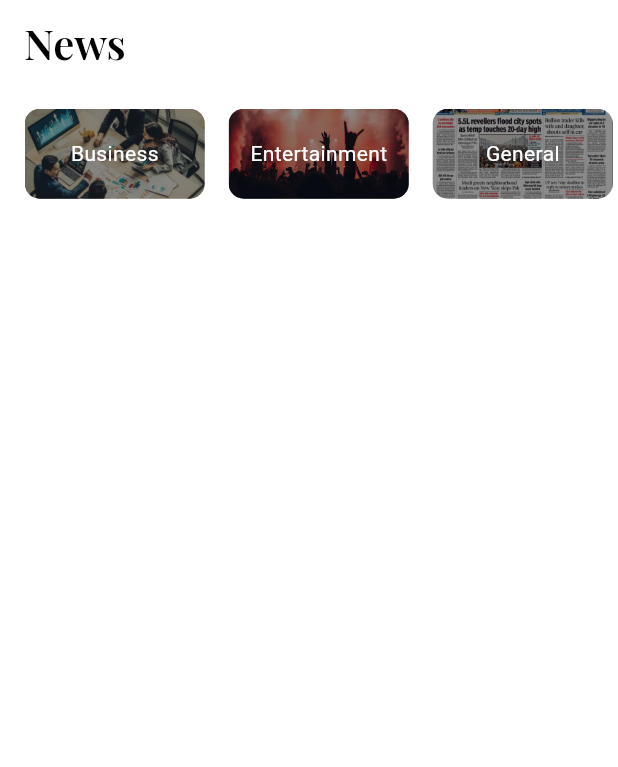
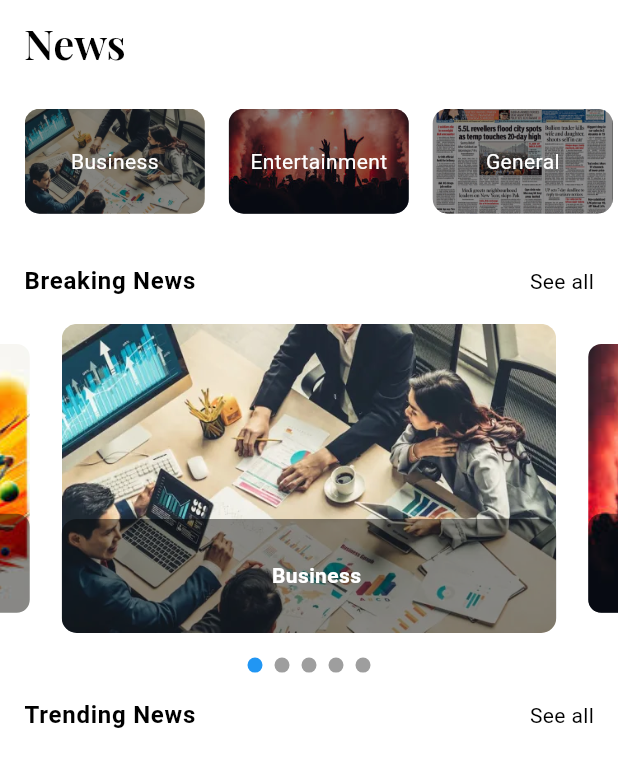
Before and after one commit to Hitesh-Meghwal/newsapp, a Flutter app: the screen it shows after launch, on a phone screen of 412 x 824 dp. Shown: the top 767 px of the screen. Run offline on Flutter 3.47's test engine with Material 3 defaults, Android fonts, the phone set to English and light mode, and no system bars; drawn by our look-alikes of carousel_slider, smooth_page_indicator; our stand-ins replace get, google_fonts.

Commit message:
Caoursel slider done along with page indicator, and heading add for breaking and trending news

```diff
--- a/lib/controllers/home_controller.dart
+++ b/lib/controllers/home_controller.dart
@@ -1,13 +1,26 @@
 import 'package:get/get.dart';
 import 'package:newsapp/models/category_model.dart';
+import 'package:newsapp/models/slider_model.dart';
 import 'package:newsapp/services/data/data.dart';
 
 class HomeController extends GetxController {
   List<CategoryModel> _categories = [];
+  List<SliderModel> _sliderList = [];
+  final RxInt _activeIndex = 0.obs;
 
   List<CategoryModel> get categories => _categories;
+  List<SliderModel> get sliderList => _sliderList;
+  RxInt get activeIndex => _activeIndex;
 
   void getCategory() {
     _categories = Data().getCategory();
   }
+
+  void getSlider() {
+    _sliderList = Data().getSliderData();
+  }
+
+  void setActiveIndex(index) {
+    _activeIndex.value = index;
+  }
 }
--- /dev/null
+++ b/lib/models/slider_model.dart
@@ -0,0 +1,6 @@
+class SliderModel {
+  String? name;
+  String? image;
+
+  SliderModel({this.name, this.image});
+}
--- a/lib/services/data/data.dart
+++ b/lib/services/data/data.dart
@@ -1,4 +1,5 @@
 import 'package:newsapp/models/category_model.dart';
+import 'package:newsapp/models/slider_model.dart';
 import 'package:newsapp/res/images/app_images.dart';
 import 'package:newsapp/utils/strings/app_strings.dart';
 
@@ -22,4 +23,21 @@
         .toList();
     return categoryList;
   }
+
+  List<SliderModel> getSliderData() {
+    List<Map<String, String>> sliderData = [
+      {'name': AppStrings.business, 'image': AppImages.business},
+      {'name': AppStrings.entertainment, 'image': AppImages.entertainment},
+      {'name': AppStrings.general, 'image': AppImages.general},
+      {'name': AppStrings.health, 'image': AppImages.health},
+      {'name': AppStrings.sports, 'image': AppImages.sports},
+    ];
+
+    // Convert map data to SliderModel objects
+    List<SliderModel> sliderList = sliderData
+        .map((slider) =>
+            SliderModel(name: slider['name'], image: slider['image']))
+        .toList();
+    return sliderList;
+  }
 }
--- a/lib/utils/strings/app_strings.dart
+++ b/lib/utils/strings/app_strings.dart
@@ -5,4 +5,7 @@
   static const String general = "General";
   static const String health = "Health";
   static const String sports = "Sports";
+  static const String breakingNews = "Breaking News";
+  static const String trendingNews = "Trending News";
+  static const String seeAll = "See all";
 }
--- a/lib/views/screens/home_screen.dart
+++ b/lib/views/screens/home_screen.dart
@@ -1,8 +1,10 @@
+import 'package:carousel_slider/carousel_slider.dart';
 import 'package:flutter/material.dart';
 import 'package:get/get.dart';
 import 'package:newsapp/controllers/home_controller.dart';
 import 'package:newsapp/utils/strings/app_strings.dart';
 import 'package:newsapp/views/widgets/custom_appbar.dart';
+import 'package:smooth_page_indicator/smooth_page_indicator.dart';
 
 class HomeScreen extends StatefulWidget {
   const HomeScreen({super.key});
@@ -18,20 +20,78 @@
   @override
   void initState() {
     homeController.getCategory();
+    homeController.getSlider();
     super.initState();
   }
 
   @override
   Widget build(BuildContext context) {
     return Scaffold(
-      appBar: CustomAppbar(appbarTitle: AppStrings.news),
-      body: _buildCategoryList(),
+      appBar: const CustomAppbar(appbarTitle: AppStrings.news),
+      body: Column(
+        children: [
+          _buildCategoryList(),
+          SizedBox(
+            height: Get.height * 0.04,
+          ),
+          Column(
+            mainAxisAlignment: MainAxisAlignment.center,
+            children: [
+              Padding(
+                padding: const EdgeInsets.symmetric(horizontal: 16),
+                child: Row(
+                  mainAxisAlignment: MainAxisAlignment.spaceBetween,
+                  children: [
+                    Text(AppStrings.breakingNews,
+                        style: Theme.of(context)
+                            .textTheme
+                            .bodyLarge!
+                            .copyWith(fontWeight: FontWeight.bold)),
+                    Text(AppStrings.seeAll,
+                        style: Theme.of(context).textTheme.bodyMedium)
+                  ],
+                ),
+              ),
+              SizedBox(
+                height: Get.height * 0.02,
+              ),
+              _buildCarouselSlider(),
+              SizedBox(
+                height: Get.height * 0.02,
+              ),
+              _buildIndicator(),
+              SizedBox(
+                height: Get.height * 0.02,
+              ),
+              Padding(
+                padding: const EdgeInsets.symmetric(horizontal: 16),
+                child: Row(
+                  mainAxisAlignment: MainAxisAlignment.spaceBetween,
+                  children: [
+                    Text(AppStrings.trendingNews,
+                        style: Theme.of(context)
+                            .textTheme
+                            .bodyLarge!
+                            .copyWith(fontWeight: FontWeight.bold)),
+                    Text(AppStrings.seeAll,
+                        style: Theme.of(context).textTheme.bodyMedium)
+                  ],
+                ),
+              ),
+            ],
+          ),
+          SizedBox(
+            height: Get.height * 0.02,
+          ),
+        ],
+      ),
     );
   }
 
   Widget _buildCategoryList() {
     return Container(
       margin: EdgeInsets.only(left: Get.width * 0.04, top: Get.height * 0.02),
+      height: 70,
       child: ListView.builder(
           scrollDirection: Axis.horizontal,
           physics: const BouncingScrollPhysics(),
@@ -47,7 +107,9 @@
 
   Widget _buildCategoryTile(
       BuildContext context, String? categoryName, String? image) {
-    return Container(
+    return GestureDetector(
+      onTap: () {},
+      child: Container(
         margin: const EdgeInsets.only(right: 16),
         child: Stack(
           children: [
@@ -56,13 +118,13 @@
               child: Image.asset(
                 image.toString(),
                 width: 120,
-              height: 60,
+                height: 70,
                 fit: BoxFit.cover,
               ),
             ),
             Container(
               width: 120,
-            height: 60,
+              height: 70,
               decoration: BoxDecoration(
                 borderRadius: BorderRadius.circular(10),
                 color: Colors.black45,
@@ -80,6 +142,66 @@
             )
           ],
         ),
+      ),
     );
   }
+
+  // Carousel slider widget
+  Widget _buildCarouselSlider() {
+    return CarouselSlider.builder(
+      itemCount: homeController.sliderList.length,
+      itemBuilder: (context, index, realIndex) {
+        final slider = homeController.sliderList[index];
+        return Stack(
+          children: [
+            ClipRRect(
+              borderRadius: BorderRadius.circular(10),
+              child: Image.asset(
+                slider.image.toString(),
+                width: Get.width,
+                height: 250,
+                fit: BoxFit.cover,
+              ),
+            ),
+            Container(
+              width: Get.width,
+              margin: const EdgeInsets.only(top: 130),
+              padding: const EdgeInsets.only(left: 10.0),
+              height: 250,
+              decoration: BoxDecoration(
+                  color: Colors.black45,
+                  borderRadius: BorderRadius.circular(10)),
+              child: Align(
+                alignment: Alignment.center,
+                child: Text(
+                  slider.name.toString(),
+                  style: Theme.of(context).textTheme.bodyMedium!.copyWith(
+                      color: Colors.white, fontWeight: FontWeight.bold),
+                ),
+              ),
+            )
+          ],
+        );
+      },
+      options: CarouselOptions(
+          autoPlay: true,
+          enlargeCenterPage: true,
+          aspectRatio: 2.0,
+          initialPage: 0,
+          onPageChanged: (index, reason) {
+            homeController.setActiveIndex(index);
+          }),
+    );
   }
+
+  Widget _buildIndicator() {
+    return Obx(() {
+      return AnimatedSmoothIndicator(
+        activeIndex: homeController.activeIndex.value,
+        count: homeController.sliderList.length,
+        effect: const SwapEffect(
+            activeDotColor: Colors.blue, dotWidth: 10, dotHeight: 10),
+      );
+    });
+  }
+}
--- a/pubspec.yaml
+++ b/pubspec.yaml
@@ -33,6 +33,8 @@
   get: ^4.6.6
   skeletonizer: ^1.4.2
   google_fonts: ^6.2.1
+  carousel_slider: ^5.0.0
+  smooth_page_indicator: ^1.2.0+3
 
 
   # The following adds the Cupertino Icons font to your application.
```
Also changed, not shown: pubspec.lock. Lines whose indentation alone changed are shown as unchanged.
